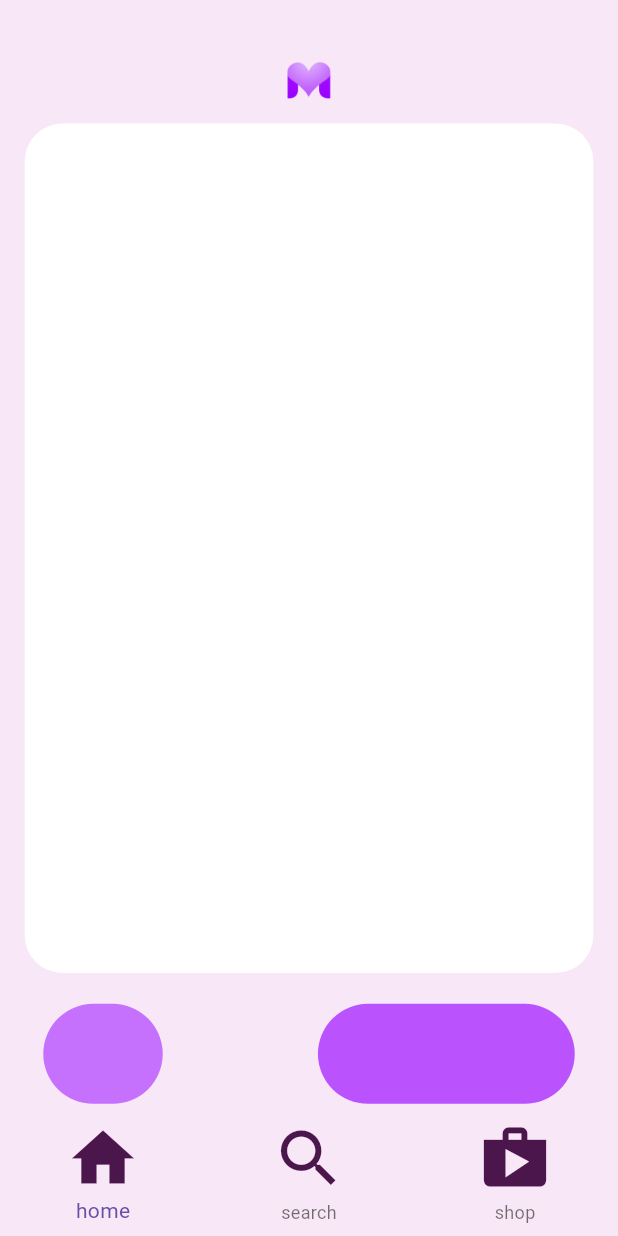
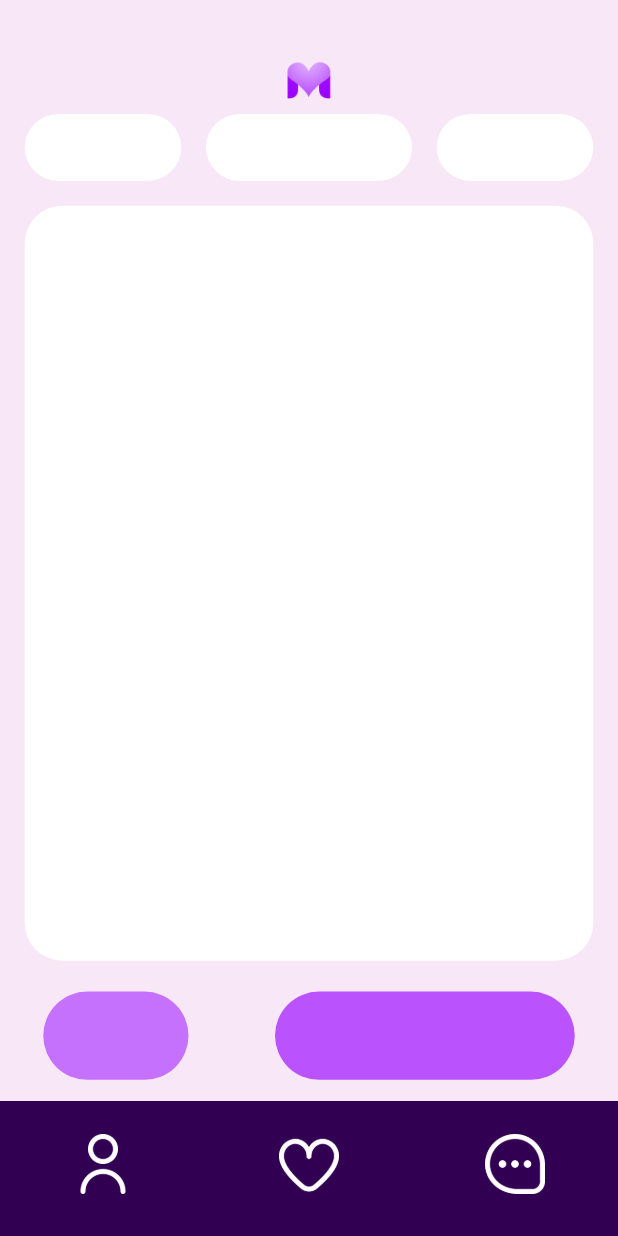
Before and after one commit to punithkumarn0409/napp, a Flutter app: the screen it shows after launch, on a phone screen of 412 x 824 dp. Run offline on Flutter 3.47's test engine with Material 3 defaults, Android fonts, the phone set to English and light mode, and no system bars.

Commit message:
home page layout

```diff
--- a/lib/pages/home.dart
+++ b/lib/pages/home.dart
@@ -24,11 +24,47 @@ class _HomePageState extends State<HomePage> {
       ),
       backgroundColor: Color(0xfff8e7f6), //Scaffold BG Color
       body: Center(
+        child: Container(
+          margin: EdgeInsets.symmetric(vertical: 10),
           child: Column(
             mainAxisAlignment: MainAxisAlignment.center,
             children: <Widget>[
               Expanded(
-              flex: 8,
+                flex: 2,
+                  child: Row(
+                    mainAxisAlignment: MainAxisAlignment.spaceEvenly,
+                    children: [
+                      Expanded(
+                        child: Container(
+                          margin: EdgeInsets.symmetric(horizontal: width*0.04),
+                          decoration: BoxDecoration(
+                            borderRadius: BorderRadius.circular(100),
+                            color: Colors.white,
+                          ),
+                      ),
+                      ),
+                      Expanded(
+                        child: Container(
+                          decoration: BoxDecoration(
+                            borderRadius: BorderRadius.circular(100),
+                            color: Colors.white,
+                          ),
+                        ),
+                      ),
+                      Expanded(
+                        child: Container(
+                          margin: EdgeInsets.symmetric(horizontal: width*0.04),
+                          decoration: BoxDecoration(
+                            borderRadius: BorderRadius.circular(100),
+                            color: Colors.white,
+                          ),
+                        ),
+                      ),
+                    ],
+                  ),
+              ),
+              Expanded(
+                flex: 24,
                 child: Container(
                   margin: EdgeInsets.all(width*0.04),
                   decoration: BoxDecoration(
@@ -38,6 +74,7 @@ class _HomePageState extends State<HomePage> {
                 ),
               ),
               Expanded(
+                flex: 3,
                 child: Row(
                   children: [
                     Expanded(
@@ -51,6 +88,7 @@ class _HomePageState extends State<HomePage> {
                       ),
                     ),
                     Expanded(
+                      flex: 0,
                       child: Container(
                         ),
                       ),
@@ -70,13 +108,41 @@ class _HomePageState extends State<HomePage> {
             ],
           ),
         ),
+      ),
       bottomNavigationBar: BottomNavigationBar(
-        backgroundColor: const Color(0xfff8e7f6),
+        backgroundColor: const Color(0xff320053),
           elevation: 0,
           items: [
-            BottomNavigationBarItem(icon: Icon(Icons.home, color: Color(0xff4b164c), size: 50,), label: 'home'),
-            BottomNavigationBarItem(icon: Icon(Icons.search, color: Color(0xff4b164c), size: 50), label: 'search'),
-            BottomNavigationBarItem(icon: Icon(Icons.shop, color: Color(0xff4b164c), size: 50,), label: 'shop'),
+            BottomNavigationBarItem(
+                icon: Container(
+                  width: 40,
+                  margin: EdgeInsets.only(top: 15),
+                  child: Image.asset(
+                    'assets/images/user.png',
+                    color: Colors.white,
+                  ),
+                ),
+                label: ''),
+            BottomNavigationBarItem(
+                icon: Container(
+                  width: 40,
+                  margin: EdgeInsets.only(top: 15),
+                  child: Image.asset(
+                    'assets/images/heart.png',
+                    color: Colors.white,
+                  ),
+                ),
+                label: ''),
+            BottomNavigationBarItem(
+                icon: Container(
+                  width: 40,
+                  margin: EdgeInsets.only(top: 15),
+                  child: Image.asset(
+                    'assets/images/message.png',
+                    color: Colors.white,
+                  ),
+                ),
+                label: ''),
           ],
       ),
     );
```
Also changed, not shown: assets/images/heart.png (added), assets/images/message.png (added), assets/images/user.png (added). Lines whose indentation alone changed are shown as unchanged.
